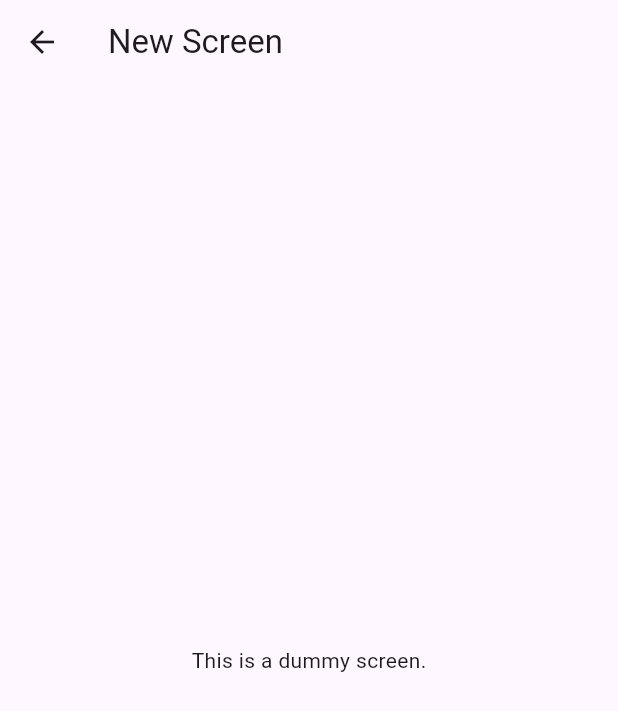
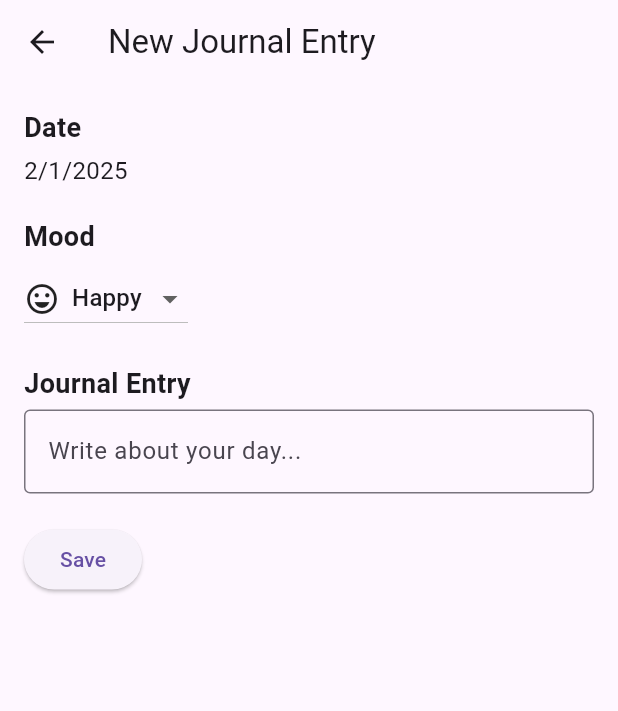
Before and after one commit to dvadell/journey, a Flutter app: the EditJournalEntryScreen screen opened directly, on a phone screen of 412 x 824 dp. Shown: the top 711 px of the screen. Run offline on Flutter 3.47's test engine with Material 3 defaults, Android fonts, the phone set to English and light mode, and no system bars.

Commit message:
Added Create/Edit Journal Entry

```diff
--- a/lib/journal/edit.dart
+++ b/lib/journal/edit.dart
@@ -1,10 +1,117 @@
 import 'package:flutter/material.dart';
-class EditJournalEntryScreen extends StatelessWidget {
+import 'package:intl/intl.dart';
+
+class EditJournalEntryScreen extends StatefulWidget {
+  @override
+  _EditJournalEntryScreen createState() => _EditJournalEntryScreen();
+}
+
+class _EditJournalEntryScreen extends State<EditJournalEntryScreen> {
+  final TextEditingController _textEditingController = TextEditingController();
+  String _selectedMood = 'Happy';
+
+  // Map mood strings to actual Flutter icons
+  Map<String, IconData> _moodIcons = {
+    'Happy': Icons.sentiment_very_satisfied,
+    'Neutral': Icons.sentiment_neutral,
+    'Sad': Icons.sentiment_very_dissatisfied,
+  };
+
+  @override
+  void dispose() {
+    _textEditingController.dispose();
+    super.dispose();
+  }
+
+  Future<void> _saveEntry() async {
+    final String text = _textEditingController.text;
+    final DateTime date = DateTime.now();
+    final String mood = _selectedMood;
+
+    // TODO: Save the entry to your database or storage
+    print('Saved journal entry - Date: $date, Mood: $mood, Text: $text');
+
+    Navigator.pop(context);
+  }
+
   @override
   Widget build(BuildContext context) {
     return Scaffold(
-      appBar: AppBar(title: Text('New Screen')),
-      body: Center(child: Text('This is a dummy screen.')),
+      appBar: AppBar(
+        title: Text('New Journal Entry'),
+      ),
+      body: Padding(
+        padding: const EdgeInsets.all(16.0),
+        child: Column(
+          crossAxisAlignment: CrossAxisAlignment.start,
+          children: <Widget>[
+            // Date field
+            Text(
+              'Date',
+              style: TextStyle(fontSize: 18.0, fontWeight: FontWeight.bold),
+            ),
+            SizedBox(height: 4.0),
+            Text(
+              DateFormat.yMd().format(DateTime.now()),
+              style: TextStyle(fontSize: 16.0),
+            ),
+            SizedBox(height: 20.0),
+
+            // Mood selection
+            Text(
+              'Mood',
+              style: TextStyle(fontSize: 18.0, fontWeight: FontWeight.bold),
+            ),
+            SizedBox(height: 4.0),
+            DropdownButton<String>(
+              value: _selectedMood,
+              onChanged: (String? newValue) {
+                setState(() {
+                  if (newValue != null) {
+                    _selectedMood = newValue;
+                  }
+                });
+              },
+              items: <String>['Happy', 'Neutral', 'Sad']
+                  .map<DropdownMenuItem<String>>((String value) {
+                return DropdownMenuItem<String>(
+                  value: value,
+                  child: Row(
+                    children: [
+                      Icon(_moodIcons[value]!),
+                      SizedBox(width: 8.0),
+                      Text(value),
+                    ],
+                  ),
+                );
+              }).toList(),
+            ),
+            SizedBox(height: 20.0),
+
+            // Journal text input
+            Text(
+              'Journal Entry',
+              style: TextStyle(fontSize: 18.0, fontWeight: FontWeight.bold),
+            ),
+            SizedBox(height: 4.0),
+            TextField(
+              controller: _textEditingController,
+              maxLines: null,
+              decoration: InputDecoration(
+                border: OutlineInputBorder(),
+                hintText: 'Write about your day...',
+              ),
+            ),
+            SizedBox(height: 20.0),
+
+            // Save button
+            ElevatedButton(
+              onPressed: _saveEntry,
+              child: Text('Save'),
+            ),
+          ],
+        ),
+      ),
     );
   }
 }
--- a/pubspec.yaml
+++ b/pubspec.yaml
@@ -34,6 +34,7 @@ dependencies:
   # The following adds the Cupertino Icons font to your application.
   # Use with the CupertinoIcons class for iOS style icons.
   cupertino_icons: ^1.0.8
+  intl: ^0.20.2
 
 dev_dependencies:
   flutter_test:
```
Also changed, not shown: pubspec.lock.
